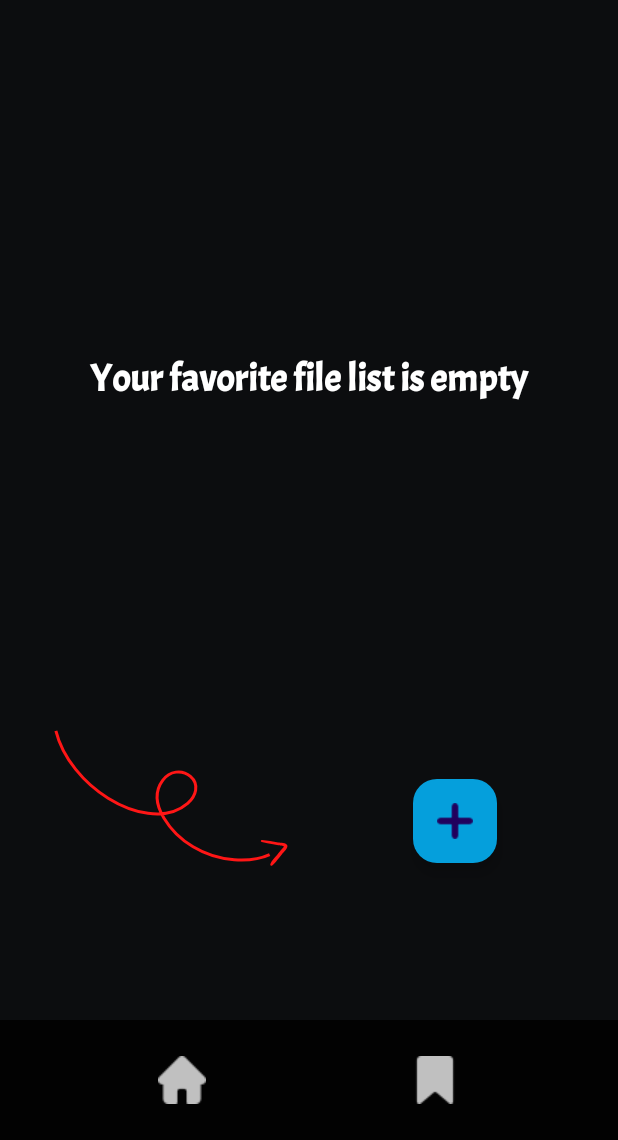
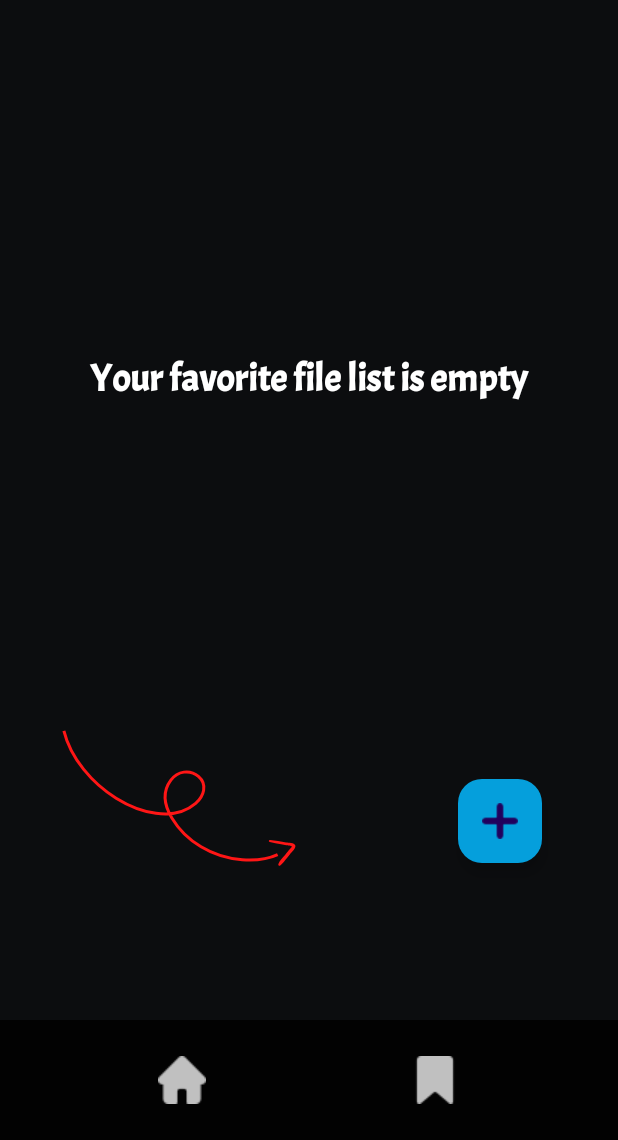
Before and after one commit to NecroEye/LunarGaze, an Android app: the FavoritesFragment screen opened through its navigation route, on a phone screen of 412 x 824 dp, the part 96-1236 px from its top. Run offline under Robolectric (Android 15) with nearby library versions, the phone set to English and light mode, and no system bars; our stand-ins replace Dagger/Hilt's generated code, RxJava, navigation-ui; pictures from the network do not load.

Commit message:
README.md added and minor ui fixes

```diff
--- a/app/src/main/res/layout/display_adapter_fragment.xml
+++ b/app/src/main/res/layout/display_adapter_fragment.xml
@@ -9,7 +9,7 @@
         android:id="@+id/displayCard"
         android:layout_width="120dp"
         android:layout_height="wrap_content"
-        android:layout_marginHorizontal="5dp"
+        android:layout_marginHorizontal="4dp"
         android:layout_marginVertical="5dp"
         android:backgroundTint="@color/white"
         android:clickable="true"
--- a/app/src/main/res/layout/favorites_fragment_layout.xml
+++ b/app/src/main/res/layout/favorites_fragment_layout.xml
@@ -32,8 +32,8 @@
         android:layout_width="match_parent"
         android:layout_height="wrap_content"
         android:layout_alignParentEnd="true"
+        android:layout_alignParentBottom="true"
         android:layout_marginBottom="140dp"
-        android:layout_alignParentBottom="true"
         android:orientation="horizontal">
 
 
@@ -41,10 +41,11 @@
             android:id="@+id/lottieArrow"
             android:layout_width="230dp"
             android:layout_height="105dp"
+            android:layout_marginStart="5dp"
             android:layout_marginEnd="10dp"
+            android:layout_marginBottom="40dp"
             android:maxWidth="250dp"
             android:minWidth="100dp"
-            android:layout_marginBottom="40dp"
             android:scaleType="center"
             android:visibility="visible"
             app:lottie_autoPlay="true"
@@ -56,9 +57,9 @@
             android:id="@+id/favButton"
             android:layout_width="wrap_content"
             android:layout_height="wrap_content"
-            android:layout_marginEnd="25dp"
-            android:layout_marginStart="35dp"
             android:layout_gravity="center"
+            android:layout_marginStart="60dp"
+            android:layout_marginEnd="15dp"
             android:backgroundTint="@color/light_blue"
             android:contentDescription="@string/create_favorite_folder"
             android:elevation="8dp"
--- a/build.gradle.kts
+++ b/build.gradle.kts
@@ -13,7 +13,7 @@ buildscript{
 }
 
 plugins {
-    id("com.android.application") version "8.2.2" apply false
+    id("com.android.application") version "8.3.0" apply false
     id("com.android.library") version "8.1.2" apply false
     id("org.jetbrains.kotlin.android") version "1.7.0" apply false
     id("com.google.dagger.hilt.android") version "2.48.1" apply false
```
Also changed, not shown: gradle/wrapper/gradle-wrapper.properties, 6 other files.
